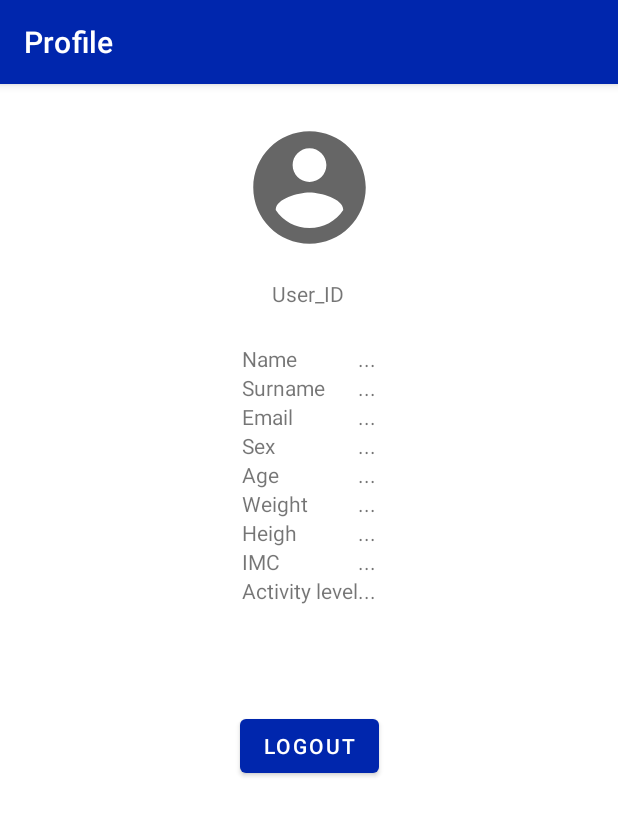
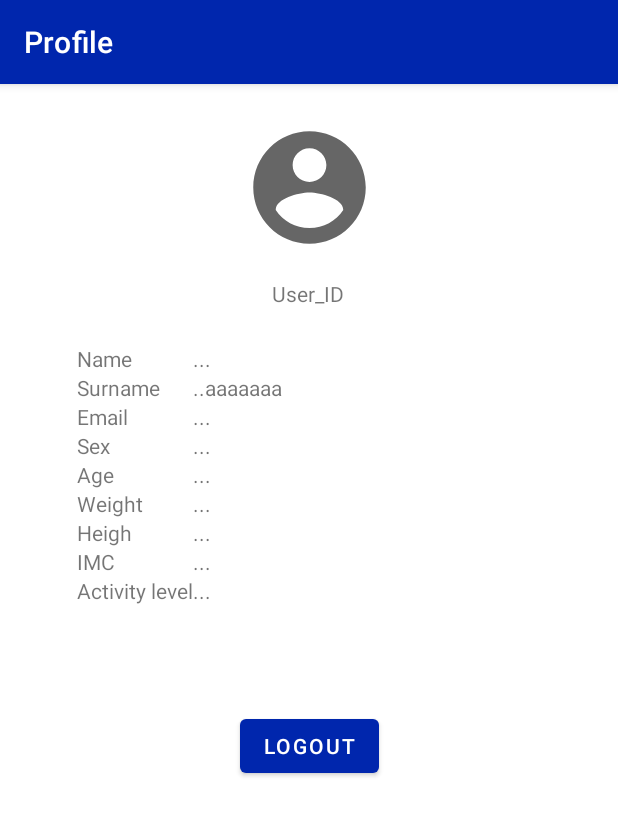
Before and after one commit to GioRigamonti/MyFITapp, an Android app: the Profile screen opened directly, with no data from a screen before it, on a phone screen of 412 x 824 dp. Shown: the top 816 px of the screen. Run offline under Robolectric (Android 15) with nearby library versions, the light colour scheme and no system bars.

Commit message:
Update content_profile.xml

```diff
--- a/MyFITapp/app/src/main/res/layout/content_profile.xml
+++ b/MyFITapp/app/src/main/res/layout/content_profile.xml
@@ -68,7 +68,7 @@
 
                         <TextView
                             android:id="@+id/user_name"
-                            android:layout_width="wrap_content"
+                            android:layout_width="232dp"
                             android:layout_height="wrap_content"
                             android:text="..." />
 
@@ -92,9 +92,9 @@
 
                         <TextView
                             android:id="@+id/user_surname"
-                            android:layout_width="wrap_content"
+                            android:layout_width="232dp"
                             android:layout_height="wrap_content"
-                            android:text="..." />
+                            android:text="..aaaaaaa" />
 
                     </TableRow>
 
@@ -116,7 +116,7 @@
 
                         <TextView
                             android:id="@+id/user_email"
-                            android:layout_width="wrap_content"
+                            android:layout_width="232dp"
                             android:layout_height="wrap_content"
                             android:text="..." />
 
@@ -140,7 +140,7 @@
 
                         <TextView
                             android:id="@+id/user_sex"
-                            android:layout_width="wrap_content"
+                            android:layout_width="232dp"
                             android:layout_height="wrap_content"
                             android:text="..." />
 
@@ -164,7 +164,7 @@
 
                         <TextView
                             android:id="@+id/user_age"
-                            android:layout_width="wrap_content"
+                            android:layout_width="232dp"
                             android:layout_height="wrap_content"
                             android:text="..." />
 
@@ -187,7 +187,7 @@
 
                         <TextView
                             android:id="@+id/user_weight"
-                            android:layout_width="wrap_content"
+                            android:layout_width="232dp"
                             android:layout_height="wrap_content"
                             android:text="..." />
 
@@ -211,7 +211,7 @@
 
                         <TextView
                             android:id="@+id/user_heigh"
-                            android:layout_width="wrap_content"
+                            android:layout_width="232dp"
                             android:layout_height="wrap_content"
                             android:text="..." />
 
@@ -234,7 +234,7 @@
 
                         <TextView
                             android:id="@+id/user_IMC"
-                            android:layout_width="wrap_content"
+                            android:layout_width="232dp"
                             android:layout_height="wrap_content"
                             android:text="..." />
 
@@ -258,7 +258,7 @@
 
                         <TextView
                             android:id="@+id/user_activityLevel"
-                            android:layout_width="wrap_content"
+                            android:layout_width="232dp"
                             android:layout_height="wrap_content"
                             android:text="..." />
 
```
